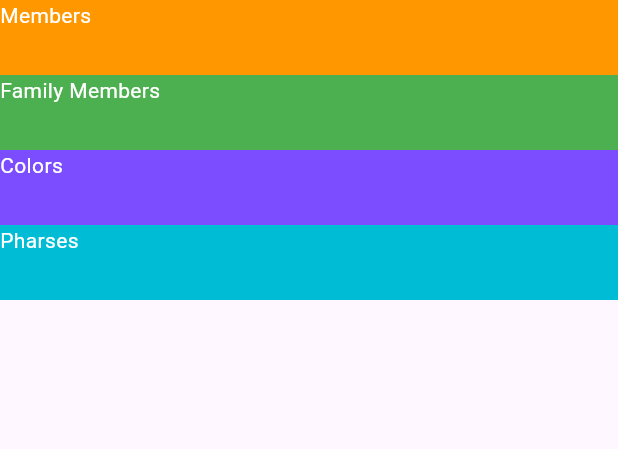
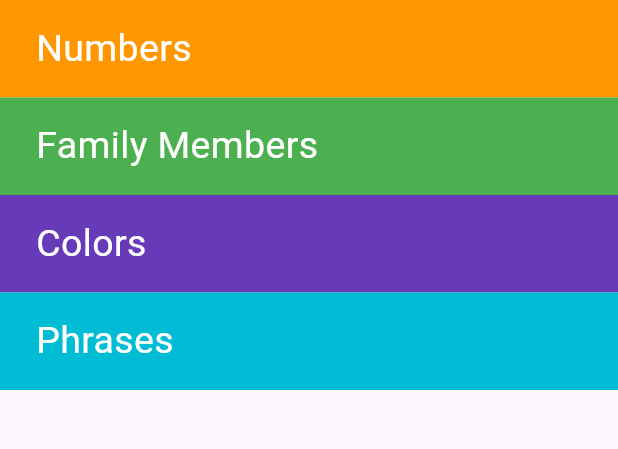
Before and after one commit to HossamGado/Toku, a Flutter app: the screen it shows after launch, on a phone screen of 412 x 824 dp, the part 84-533 px from its top. Run offline on Flutter 3.47's test engine with Material 3 defaults, Android fonts, the phone set to English and light mode, and no system bars.

Commit message:
finish numbers design

```diff
--- /dev/null
+++ b/lib/components/category.dart
@@ -0,0 +1,25 @@
+import 'package:flutter/material.dart';
+
+class Category extends StatelessWidget {
+   Category({this.text, this.color,this.onTap});
+   String? text;
+   Color? color;
+   VoidCallback? onTap;
+  @override
+  Widget build(BuildContext context) {
+    return  GestureDetector(
+      onTap: onTap,
+      child: Container(
+        padding: EdgeInsets.only(left: 24),
+        alignment: Alignment.centerLeft,
+        height: 65,
+        width: double.infinity,
+        color: color,
+        child: Text(text!,style: TextStyle(
+          fontSize: 25,
+            color: Colors.white
+        ),),
+      ),
+    );
+  }
+}
--- a/lib/main.dart
+++ b/lib/main.dart
@@ -1,4 +1,6 @@
 import 'package:flutter/material.dart';
+import 'package:toku_app/screens/home_page.dart';
+import 'package:toku_app/screens/numbers_page.dart';
 
 void main() {
   runApp(TokuApp());
@@ -10,51 +12,11 @@ class TokuApp extends StatelessWidget {
   @override
   Widget build(BuildContext context) {
     return MaterialApp(
-      home: Scaffold(
-        appBar: AppBar(
-          backgroundColor: Colors.brown,
-          title: Text(
-            "Toku",
-            style: TextStyle(fontWeight: FontWeight.bold, color: Colors.white),
-          ),
-        ),
-        body: Column(
-          children: [
-            Container(
-              height: 50,
-              width: double.infinity,
-              color: Colors.orange,
-              child: Text("Members",style: TextStyle(
-                color: Colors.white
-              ),),
-            ),
-            Container(
-              height: 50,
-              width: double.infinity,
-              color: Colors.green,
-              child: Text("Family Members",style: TextStyle(
-                  color: Colors.white
-              )),
-            ),
-            Container(
-              height: 50,
-              width: double.infinity,
-              color: Colors.deepPurpleAccent,
-              child: Text("Colors",style: TextStyle(
-                  color: Colors.white
-              )),
-            ),
-            Container(
-              height: 50,
-              width: double.infinity,
-              color: Colors.cyan,
-              child: Text("Pharses",style: TextStyle(
-                  color: Colors.white
-              )),
-            )
-          ],
-        ),
-      ),
+      routes:{
+        NumbersPage.routeName:(context)=>NumbersPage(),
+      } ,
+      debugShowCheckedModeBanner: false,
+      home: HomePage(),
     );
   }
 }
--- /dev/null
+++ b/lib/screens/home_page.dart
@@ -0,0 +1,44 @@
+import 'package:flutter/material.dart';
+import 'package:toku_app/components/category.dart';
+import 'package:toku_app/screens/numbers_page.dart';
+
+class HomePage extends StatelessWidget {
+  const HomePage({super.key});
+
+  @override
+  Widget build(BuildContext context) {
+    return Scaffold(
+      appBar: AppBar(
+        backgroundColor: Colors.brown,
+        title: Text(
+          "Toku",
+          style: TextStyle(fontWeight: FontWeight.bold, color: Colors.white),
+        ),
+      ),
+      body: Column(
+        children: [
+          Category(
+            onTap: () {
+              Navigator.push(context,
+                  MaterialPageRoute(builder: (context) => NumbersPage()));
+            },
+            text: "Numbers",
+            color: Colors.orange,
+          ),
+          Category(
+            text: "Family Members",
+            color: Colors.green,
+          ),
+          Category(
+            text: "Colors",
+            color: Colors.deepPurple,
+          ),
+          Category(
+            text: "Phrases",
+            color: Colors.cyan,
+          ),
+        ],
+      ),
+    );
+  }
+}
--- /dev/null
+++ b/lib/screens/numbers_page.dart
@@ -0,0 +1,84 @@
+import 'package:flutter/material.dart';
+import 'package:toku_app/components/item.dart';
+import 'package:toku_app/models/number.dart';
+
+class NumbersPage extends StatelessWidget {
+  static const String routeName = "numbersPage";
+
+  const NumbersPage({super.key});
+
+  final List<Number> numbers = const [
+    Number(
+        image: "assets/images/numbers/number_one.png",
+        jpName: "ichi",
+        enName: "one"),
+    Number(
+        image: "assets/images/numbers/number_two.png",
+        jpName: "Ni",
+        enName: "two"),
+    Number(
+        image: "assets/images/numbers/number_three.png",
+        jpName: "San",
+        enName: "three"),
+    Number(
+        image: "assets/images/numbers/number_four.png",
+        jpName: "Shi",
+        enName: "four"),
+    Number(
+        image: "assets/images/numbers/number_five.png",
+        jpName: "Go",
+        enName: "five"),
+    Number(
+        image: "assets/images/numbers/number_six.png",
+        jpName: "Roku",
+        enName: "six"),
+    Number(
+        image: "assets/images/numbers/number_seven.png",
+        jpName: "Sebun",
+        enName: "seven"),
+    Number(
+        image: "assets/images/numbers/number_eight.png",
+        jpName: "Hachi",
+        enName: "eight"),
+    Number(
+        image: "assets/images/numbers/number_nine.png",
+        jpName: "Kyū",
+        enName: "nine"),
+    Number(
+        image: "assets/images/numbers/number_ten.png",
+        jpName: "ichi",
+        enName: "Jū"),
+  ];
+  @override
+  Widget build(BuildContext context) {
+    return Scaffold(
+      appBar: AppBar(
+        iconTheme: IconThemeData(color: Colors.white),
+        backgroundColor: Colors.brown,
+        title: const Text(
+          "Numbers",
+          style: TextStyle(color: Colors.white),
+        ),
+      ),
+      body: ListView.builder(
+        itemBuilder:(context, index) {
+          return  Item(number: numbers[index]);
+        } ,
+        itemCount:numbers.length,
+
+      ),
+
+      // body: ListView(
+      //   children: getList(numbers),
+      // ),
+    );
+  }
+
+  List<Widget> getList(List<Number> numbers) {
+    List<Widget> itemList = [];
+    for (int i = 0; i < numbers.length; i++) {
+      itemList.add(Item(number: numbers[i]));
+    }
+    return itemList;
+  }
+}
```
Also changed, not shown: lib/components/item.dart (added, +49 -0 lines), lib/models/number.dart (added, +7 -0 lines), pubspec.yaml (+7 -2 lines).
